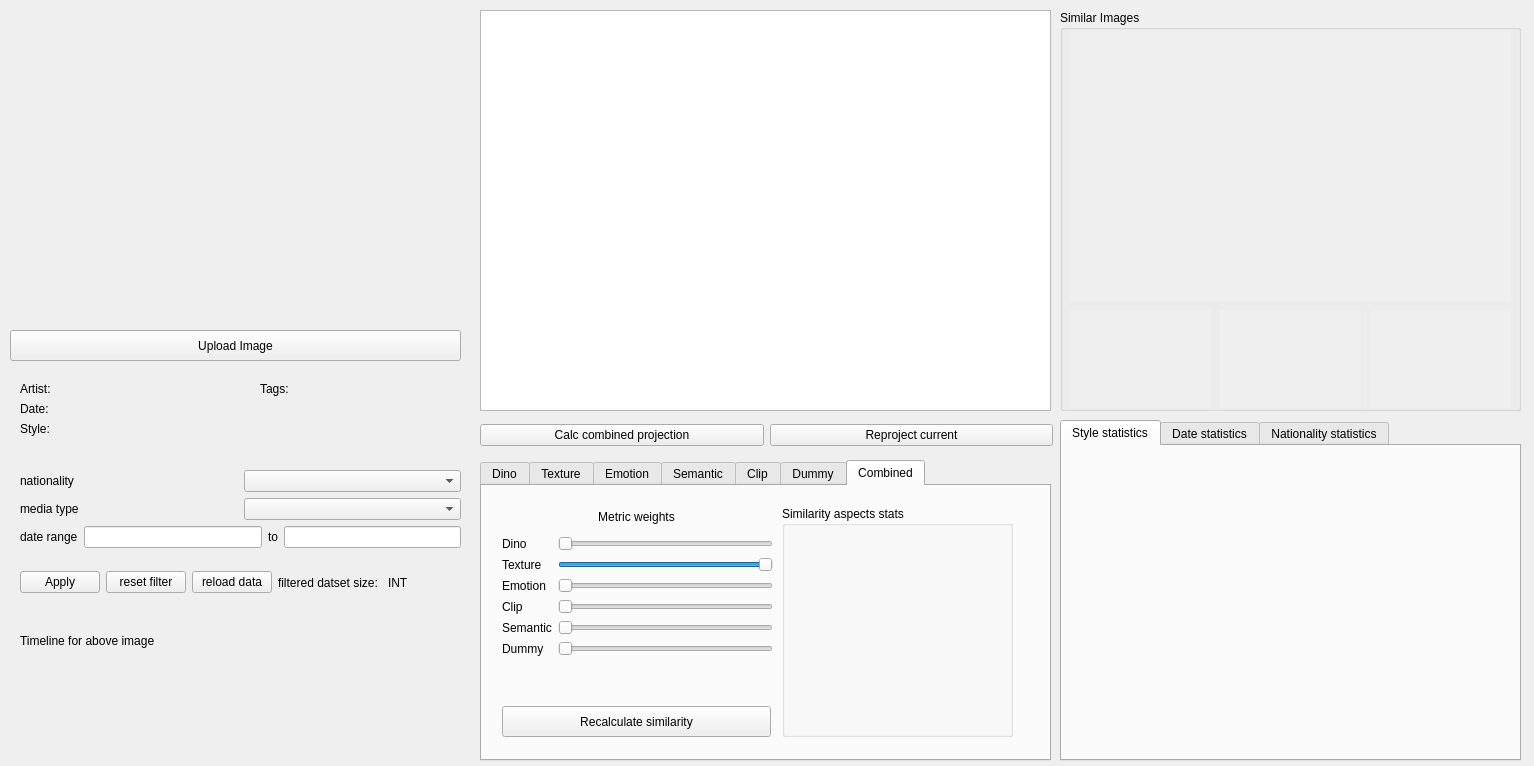
The window that deepsim_analyzer/ds_dashboard/form.ui (jonathan-gerb/deepsim-analyzer) describes before a commit, drawn with Qt 5.
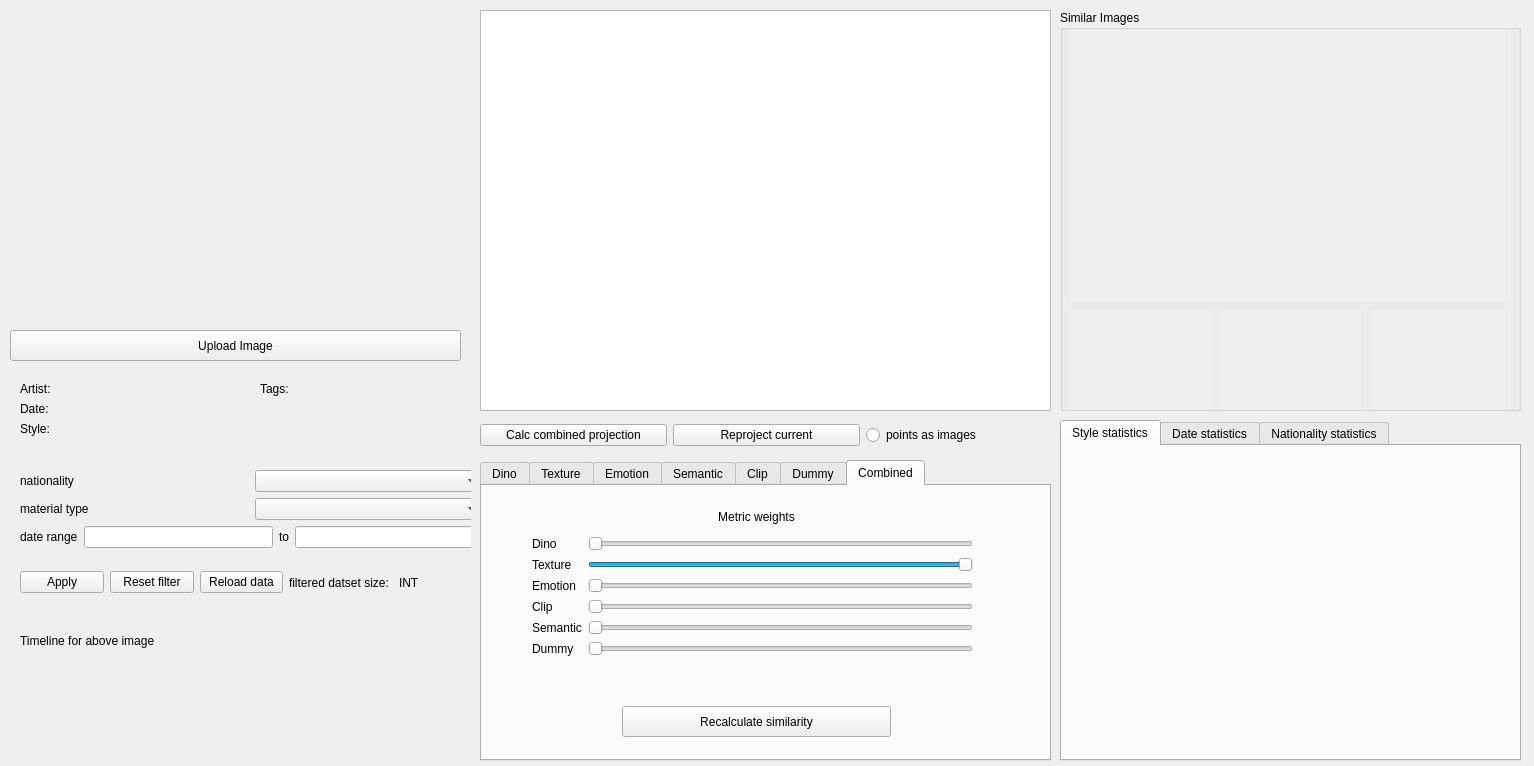
The same window after the commit. The open tabs and pages were chosen to show the change. Custom widgets are drawn as their Qt base class.

Patch:
```diff
--- a/deepsim_analyzer/ds_dashboard/form.ui
+++ b/deepsim_analyzer/ds_dashboard/form.ui
@@ -74,7 +74,7 @@
       <rect>
        <x>10</x>
        <y>10</y>
-       <width>441</width>
+       <width>463</width>
        <height>141</height>
       </rect>
      </property>
@@ -98,7 +98,7 @@
         <item>
          <widget class="QLabel" name="label_8">
           <property name="text">
-           <string>media type</string>
+           <string>material type</string>
           </property>
          </widget>
         </item>
@@ -143,14 +143,14 @@
         <item>
          <widget class="QPushButton" name="reset_dataset_filters">
           <property name="text">
-           <string>reset filter</string>
+           <string>Reset filter</string>
           </property>
          </widget>
         </item>
         <item>
          <widget class="QPushButton" name="reload_everything">
           <property name="text">
-           <string>reload data</string>
+           <string>Reload data</string>
           </property>
          </widget>
         </item>
@@ -361,6 +361,13 @@
        </property>
       </widget>
      </item>
+     <item>
+      <widget class="QRadioButton" name="r_image_points">
+       <property name="text">
+        <string>points as images</string>
+       </property>
+      </widget>
+     </item>
     </layout>
    </widget>
    <widget class="PlotWidget" name="scatterplot_frame">
@@ -1173,9 +1180,9 @@
      <widget class="QWidget" name="formLayoutWidget">
       <property name="geometry">
        <rect>
-        <x>20</x>
+        <x>50</x>
         <y>50</y>
-        <width>271</width>
+        <width>441</width>
         <height>182</height>
        </rect>
       </property>
@@ -1293,34 +1300,10 @@
        </item>
       </layout>
      </widget>
-     <widget class="QGroupBox" name="box_recom_img_stats">
-      <property name="geometry">
-       <rect>
-        <x>300</x>
-        <y>20</y>
-        <width>231</width>
-        <height>231</height>
-       </rect>
-      </property>
-      <property name="title">
-       <string>Similarity aspects stats</string>
-      </property>
-      <widget class="QWidget" name="verticalLayoutWidget_2">
-       <property name="geometry">
-        <rect>
-         <x>-1</x>
-         <y>9</y>
-         <width>231</width>
-         <height>221</height>
-        </rect>
-       </property>
-       <layout class="QVBoxLayout" name="verticalLayout"/>
-      </widget>
-     </widget>
      <widget class="QLabel" name="title">
       <property name="geometry">
        <rect>
-        <x>20</x>
+        <x>140</x>
         <y>20</y>
         <width>269</width>
         <height>21</height>
@@ -1336,7 +1319,7 @@
      <widget class="QPushButton" name="recalc_similarity">
       <property name="geometry">
        <rect>
-        <x>20</x>
+        <x>140</x>
         <y>220</y>
         <width>269</width>
         <height>31</height>
```
Left out of the diff: 4 changed lines with no effect on the pictures.
